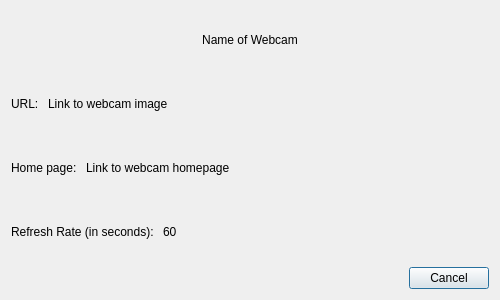
Before: the Qt Designer form fetcaminfodialog.ui in jpietrzak8/Fettuccine, drawn with Qt 5.
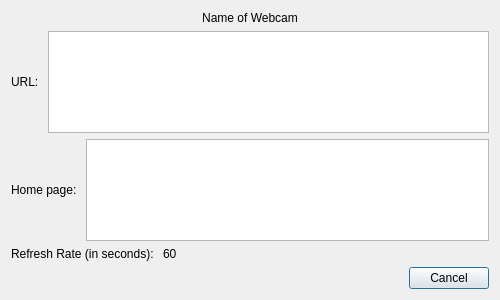
After: the same form once the commit is applied.

Patch:
```diff
--- a/fetcaminfodialog.ui
+++ b/fetcaminfodialog.ui
@@ -49,12 +49,12 @@
       </widget>
      </item>
      <item>
-      <widget class="QLabel" name="linkLabel">
-       <property name="text">
-        <string>Link to webcam image</string>
+      <widget class="QTextBrowser" name="linkTextBrowser">
+       <property name="verticalScrollBarPolicy">
+        <enum>Qt::ScrollBarAlwaysOff</enum>
        </property>
-       <property name="wordWrap">
-        <bool>true</bool>
+       <property name="horizontalScrollBarPolicy">
+        <enum>Qt::ScrollBarAlwaysOff</enum>
        </property>
        <property name="openExternalLinks">
         <bool>true</bool>
@@ -79,12 +79,12 @@
       </widget>
      </item>
      <item>
-      <widget class="QLabel" name="homepageLabel">
-       <property name="text">
-        <string>Link to webcam homepage</string>
+      <widget class="QTextBrowser" name="hpTextBrowser">
+       <property name="verticalScrollBarPolicy">
+        <enum>Qt::ScrollBarAlwaysOff</enum>
        </property>
-       <property name="wordWrap">
-        <bool>true</bool>
+       <property name="horizontalScrollBarPolicy">
+        <enum>Qt::ScrollBarAlwaysOff</enum>
        </property>
        <property name="openExternalLinks">
         <bool>true</bool>
```
